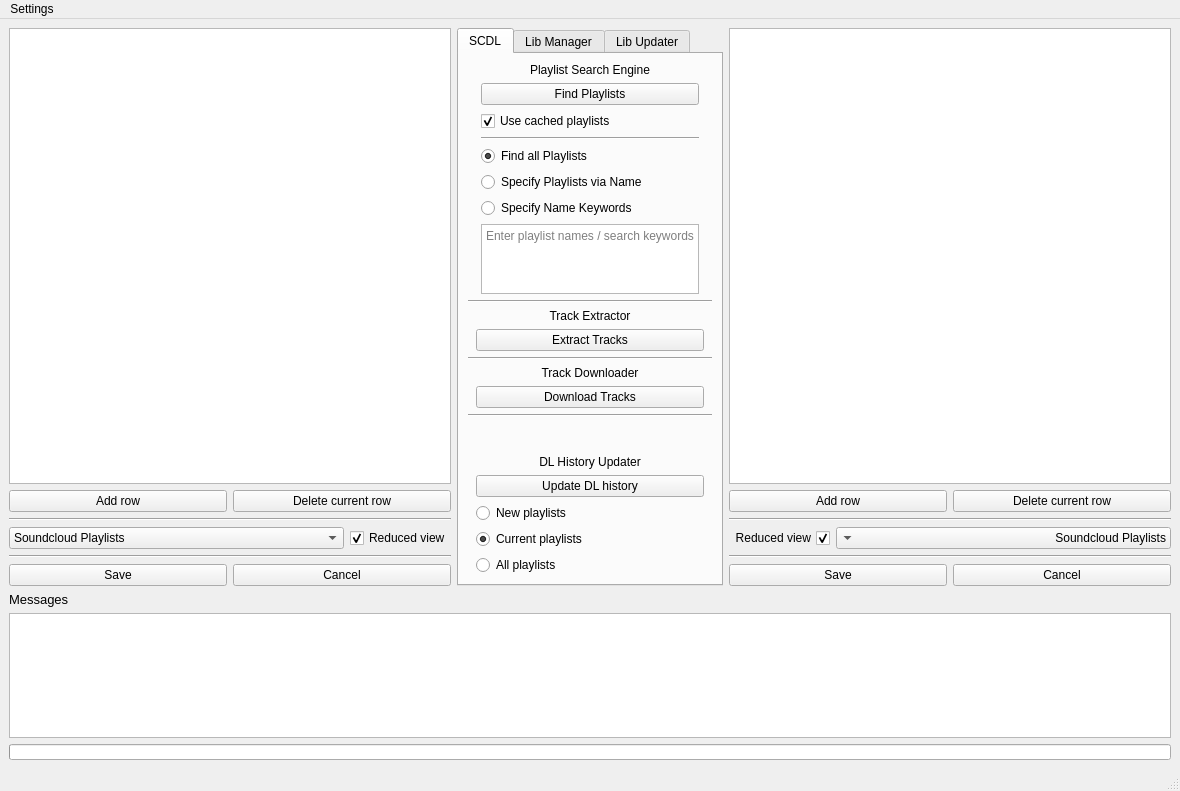
Before: the Qt Designer form _02_GUI/_03_UI/00_Draft/Main.ui in DST-DEV/SCDL, drawn with Qt 5.
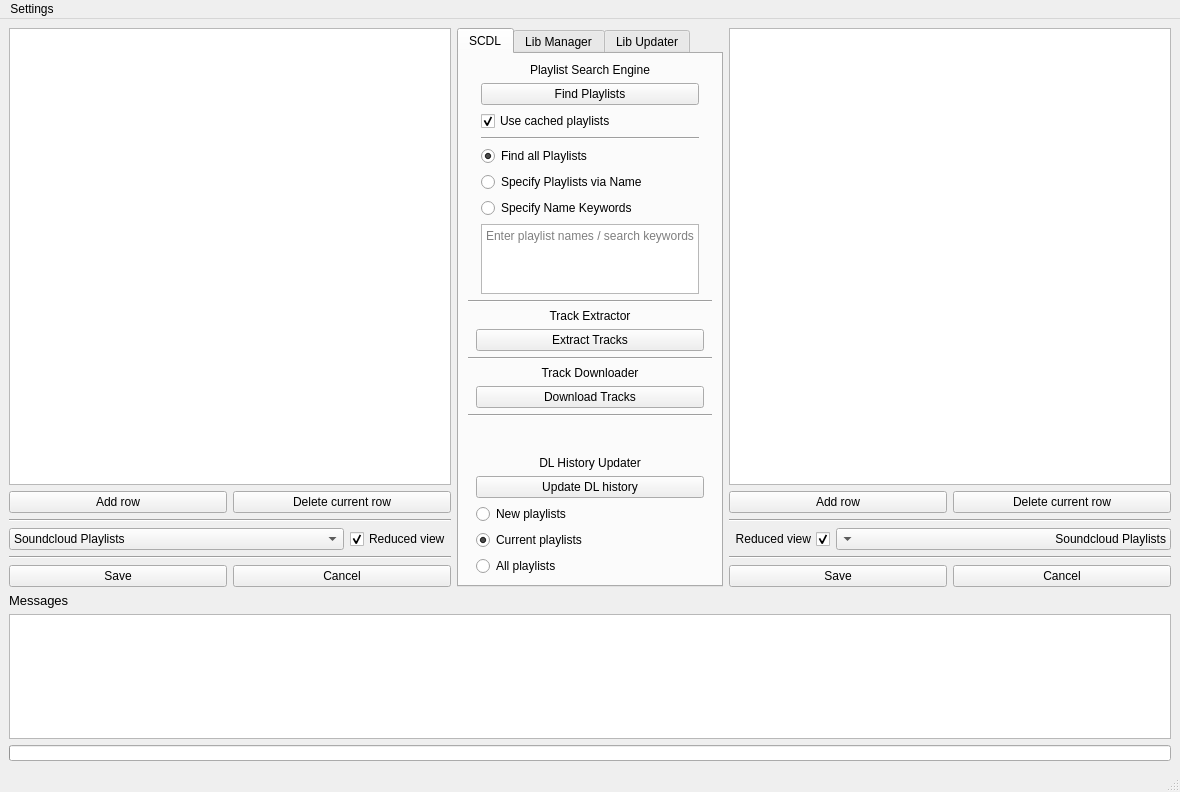
After: the same form once the commit is applied.

The edit to the form file:
```diff
--- a/_02_GUI/_03_UI/00_Draft/Main.ui
+++ b/_02_GUI/_03_UI/00_Draft/Main.ui
@@ -7,7 +7,7 @@
     <x>0</x>
     <y>0</y>
     <width>1180</width>
-    <height>791</height>
+    <height>792</height>
    </rect>
   </property>
   <property name="sizePolicy">
```
Left out of the diff: 16 changed lines with no effect on the pictures.
